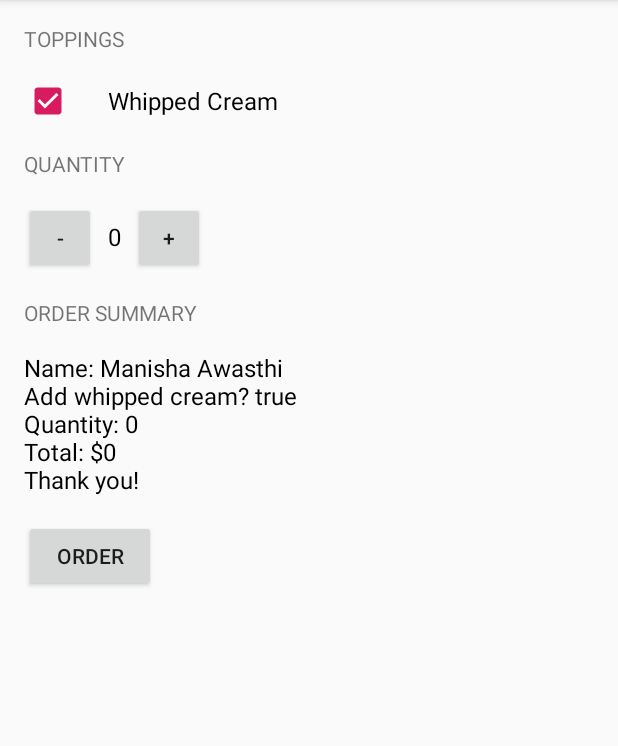
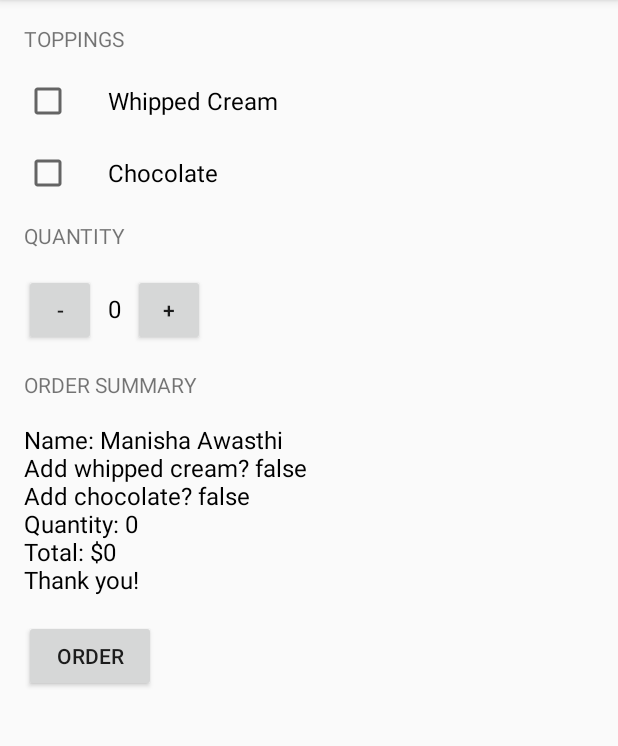
Before and after one commit to manisha-A/coffeeshots, an Android app: the screen it shows after launch (MainActivity), after a tap on "ORDER", on a phone screen of 412 x 824 dp, the part 84-830 px from its top. Run offline under Robolectric (Android 15) with nearby library versions, the phone set to English and light mode, and no system bars; 1 other tap on this screen came first.

Commit message:
Implement chocolate topping checkbox

```diff
--- a/app/src/main/java/com/example/android/justjava/MainActivity.java
+++ b/app/src/main/java/com/example/android/justjava/MainActivity.java
@@ -12,7 +12,7 @@ import android.widget.TextView;
 public class MainActivity extends AppCompatActivity {
 
     int quantity = 0;
-    boolean hasWhippedCream = false;
+
 
     protected void onCreate(Bundle savedInstanceState) {
         super.onCreate(savedInstanceState);
@@ -24,7 +24,9 @@ public class MainActivity extends AppCompatActivity {
      */
     public void submitOrder(View view) {
         int price = calculatePrice();
-        String priceMessage = createOrderSummary(price,hasWhippedCream);
+        boolean hasWhippedCream = ((CheckBox) findViewById(R.id.toppings)).isChecked();
+        boolean hasChocolateTopping = ((CheckBox) findViewById(R.id.chocolate_topping)).isChecked();
+        String priceMessage = createOrderSummary(price,hasWhippedCream, hasChocolateTopping);
         displayMessage(priceMessage);
 
     }
@@ -74,19 +76,11 @@ public class MainActivity extends AppCompatActivity {
      * @param orderPrice
      * @return
      */
-    private String createOrderSummary(int orderPrice, boolean whippedCreamOrdered) {
+    private String createOrderSummary(int orderPrice, boolean whippedCreamOrdered, boolean chocolateTopping) {
         String orderSummary = "Name: Manisha Awasthi\n" +
                 "Add whipped cream? " + whippedCreamOrdered +
+                "\nAdd chocolate? " + chocolateTopping +
                 "\nQuantity: " + quantity + "\nTotal: $" + orderPrice + "\nThank you!";
         return orderSummary;
     }
-
-    /**
-     * Check if order needs Whipped cream
-     */
-    public void whippedCreamOrdered(View view) {
-        CheckBox whippedCreamTopping = (CheckBox) findViewById(R.id.toppings);
-        hasWhippedCream =  whippedCreamTopping.isChecked();
-
-    }
 }
--- a/app/src/main/res/layout/activity_main.xml
+++ b/app/src/main/res/layout/activity_main.xml
@@ -1,5 +1,8 @@
 <?xml version="1.0" encoding="utf-8"?>
-<LinearLayout xmlns:android="http://schemas.android.com/apk/res/android"
+<ScrollView xmlns:android="http://schemas.android.com/apk/res/android"
+    android:layout_height="match_parent"
+    android:layout_width="match_parent">
+<LinearLayout
     xmlns:app="http://schemas.android.com/apk/res-auto"
     xmlns:tools="http://schemas.android.com/tools"
     android:layout_width="match_parent"
@@ -19,15 +22,22 @@
         android:textAllCaps="true" />
 
     <CheckBox
+        android:id="@+id/toppings"
         android:layout_width="wrap_content"
         android:layout_height="wrap_content"
-        android:id="@+id/toppings"
+        android:layout_marginBottom="16dp"
+        android:paddingLeft="24dp"
         android:text="@string/whipped_cream"
-        android:textSize="16sp"
+        android:textSize="16sp" />
+
+    <CheckBox
+        android:id="@+id/chocolate_topping"
+        android:layout_width="wrap_content"
+        android:layout_height="wrap_content"
+        android:layout_marginBottom="16dp"
         android:paddingLeft="24dp"
-        android:layout_marginBottom="16dp"
-        android:onClick="whippedCreamOrdered"
-        />
+        android:text="@string/chocolate"
+        android:textSize="16sp" />
 
     <TextView
         android:layout_width="wrap_content"
@@ -35,6 +45,7 @@
         android:layout_marginBottom="16dp"
         android:text="@string/quantity"
         android:textAllCaps="true" />
+
 
     <LinearLayout
         android:layout_width="match_parent"
@@ -89,3 +100,4 @@
         android:text="@string/order" />
 
 </LinearLayout>
+</ScrollView>
--- a/app/src/main/res/values/strings.xml
+++ b/app/src/main/res/values/strings.xml
@@ -7,4 +7,5 @@
     <string name="increment">+</string>
     <string name="whipped_cream">Whipped Cream</string>
     <string name="toppings">Toppings</string>
+    <string name="chocolate">Chocolate</string>
 </resources>
```
